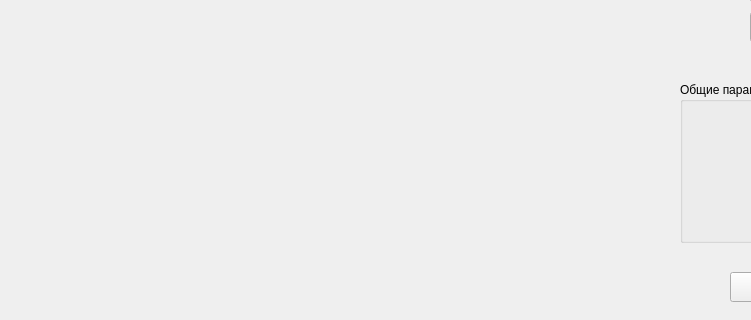
Old version of the form widget.ui in the repository MAPSWorks/superpos; both pictures show x 0 to 751 and y 398 to 718 of the 1000 by 718 pixel window.
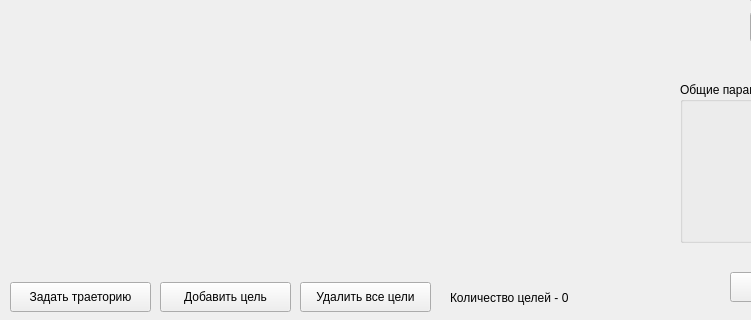
New version of the form.

Commit message: Добавил возможность имитации произвольного количества целей.

The edit to the form file:
```diff
--- a/widget.ui
+++ b/widget.ui
@@ -129,6 +129,58 @@
     <string>Общие параметры</string>
    </property>
   </widget>
+  <widget class="QPushButton" name="pbBeginAddTarg">
+   <property name="geometry">
+    <rect>
+     <x>10</x>
+     <y>680</y>
+     <width>141</width>
+     <height>30</height>
+    </rect>
+   </property>
+   <property name="text">
+    <string>Задать траеторию</string>
+   </property>
+  </widget>
+  <widget class="QPushButton" name="pbEndAddTarg">
+   <property name="geometry">
+    <rect>
+     <x>160</x>
+     <y>680</y>
+     <width>131</width>
+     <height>30</height>
+    </rect>
+   </property>
+   <property name="text">
+    <string>Добавить цель</string>
+   </property>
+  </widget>
+  <widget class="QLabel" name="labelTargNum">
+   <property name="geometry">
+    <rect>
+     <x>450</x>
+     <y>680</y>
+     <width>151</width>
+     <height>31</height>
+    </rect>
+   </property>
+   <property name="text">
+    <string>Количество целей - 0</string>
+   </property>
+  </widget>
+  <widget class="QPushButton" name="pbDeleteTargs">
+   <property name="geometry">
+    <rect>
+     <x>300</x>
+     <y>680</y>
+     <width>131</width>
+     <height>30</height>
+    </rect>
+   </property>
+   <property name="text">
+    <string>Удалить все цели</string>
+   </property>
+  </widget>
  </widget>
  <layoutdefault spacing="6" margin="11"/>
  <resources/>
```
The commit also changes 5 other files.
